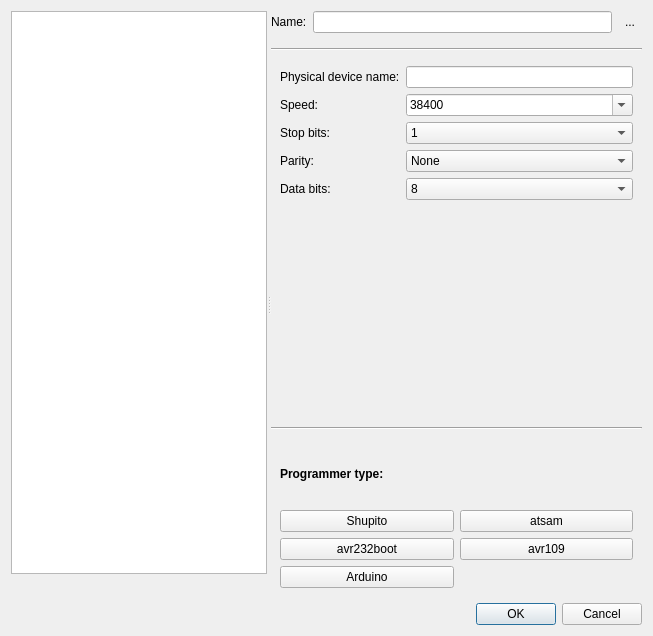
Qt form src/ui/chooseconnectiondlg.ui (Tasssadar/Lorris) before a commit.
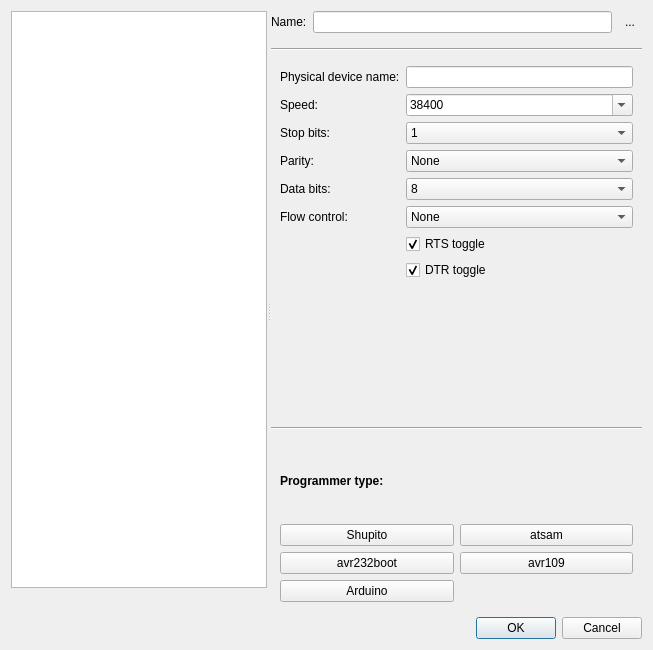
The same form after that commit. Icons and pictures are not drawn.

Commit message: [890] Support setting RTS, DTR and flow control for serial ports

```diff
--- a/src/ui/chooseconnectiondlg.ui
+++ b/src/ui/chooseconnectiondlg.ui
@@ -10,7 +10,7 @@
     <x>0</x>
     <y>0</y>
     <width>653</width>
-    <height>636</height>
+    <height>650</height>
    </rect>
   </property>
   <property name="windowTitle">
@@ -424,6 +424,52 @@
                </item>
               </widget>
              </item>
+             <item row="5" column="0">
+              <widget class="QLabel" name="label_23">
+               <property name="text">
+                <string>Flow control:</string>
+               </property>
+              </widget>
+             </item>
+             <item row="5" column="1">
+              <widget class="QComboBox" name="spFlowControl">
+               <item>
+                <property name="text">
+                 <string>None</string>
+                </property>
+               </item>
+               <item>
+                <property name="text">
+                 <string>Hardware (RTS/CTS)</string>
+                </property>
+               </item>
+               <item>
+                <property name="text">
+                 <string>Software (XON/XOFF)</string>
+                </property>
+               </item>
+              </widget>
+             </item>
+             <item row="6" column="1">
+              <widget class="QCheckBox" name="spRts">
+               <property name="text">
+                <string>RTS toggle</string>
+               </property>
+               <property name="checked">
+                <bool>true</bool>
+               </property>
+              </widget>
+             </item>
+             <item row="7" column="1">
+              <widget class="QCheckBox" name="spDtr">
+               <property name="text">
+                <string>DTR toggle</string>
+               </property>
+               <property name="checked">
+                <bool>true</bool>
+               </property>
+              </widget>
+             </item>
             </layout>
            </item>
            <item>
```
The commit also changes 8 other files.
